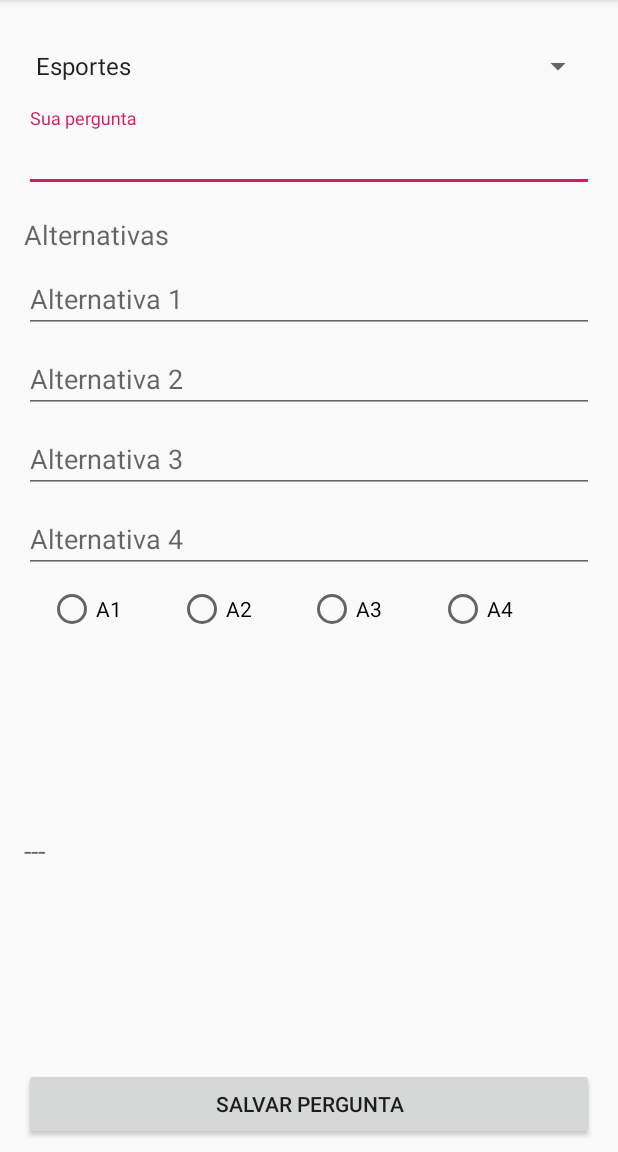
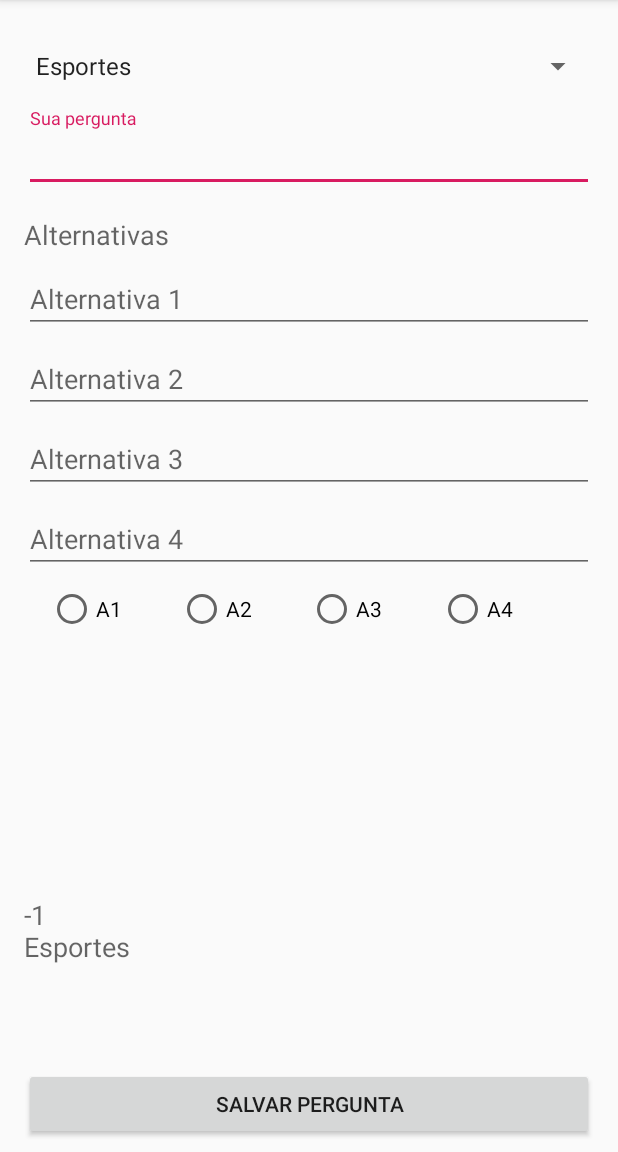
Before and after one commit to MobileTeacher/AndroidM2, an Android app: the AddQuestionActivity screen opened directly, with no data from a screen before it, after a tap on "SALVAR PERGUNTA", on a phone screen of 412 x 824 dp, the part 84-1236 px from its top. Run offline under Robolectric (Android 15) with nearby library versions, the phone set to English and light mode, and no system bars.

Commit message:
saving question

```diff
--- a/SabeNada/app/src/main/java/br/com/programacaodinamica/sabedenada/AddQuestionActivity.kt
+++ b/SabeNada/app/src/main/java/br/com/programacaodinamica/sabedenada/AddQuestionActivity.kt
@@ -1,5 +1,6 @@
 package br.com.programacaodinamica.sabedenada
 
+import android.content.Context
 import androidx.appcompat.app.AppCompatActivity
 import android.os.Bundle
 import android.view.View
@@ -7,6 +8,11 @@ import android.widget.AdapterView
 import android.widget.ArrayAdapter
 import br.com.programacaodinamica.sabedenada.model.Question
 import kotlinx.android.synthetic.main.activity_add_question.*
+import java.io.File
+import java.io.FileOutputStream
+
+
+const val QUESTION_FILE = "all_questions.txt"
 
 class AddQuestionActivity : AppCompatActivity() {
 
@@ -46,11 +52,23 @@ class AddQuestionActivity : AppCompatActivity() {
                 R.id.choice3_radiobutton -> 3
                 else -> -1
             }
+            clearForm()
             // próximo passo, encerrar formulário e construir pergunta
             val question = Question(text, options, answer, category)
             random_question_textview.text = "$question" //question.toString()
+            //salva pergunta no arquivo
+            saveQuestion(question)
 
         }
+    }
+
+    fun clearForm(){
+        question_input.setText("")
+        option0_edittext.setText("")
+        option1_edittext.setText("")
+        option2_edittext.setText("")
+        option3_edittext.setText("")
+        choices_radiogroup.clearCheck()
     }
 
 
@@ -72,4 +90,12 @@ class AddQuestionActivity : AppCompatActivity() {
         }
     }
 
+    fun saveQuestion(question: Question){
+        val file = File(filesDir, QUESTION_FILE)
+        FileOutputStream(file, true).use {
+            it.write("#\n$question\n".toByteArray())
+        }
+
+    }
+
 }
--- a/SabeNada/app/src/main/java/br/com/programacaodinamica/sabedenada/QuestionListActivity.kt
+++ b/SabeNada/app/src/main/java/br/com/programacaodinamica/sabedenada/QuestionListActivity.kt
@@ -21,4 +21,6 @@ class QuestionListActivity : AppCompatActivity() {
         //                                    StaggeredGridLayoutManager.VERTICAL)
 
     }
+
+
 }
--- a/SabeNada/app/src/main/java/br/com/programacaodinamica/sabedenada/model/Question.kt
+++ b/SabeNada/app/src/main/java/br/com/programacaodinamica/sabedenada/model/Question.kt
@@ -7,9 +7,9 @@ class Question(val text: String,
 
     override fun toString(): String {
         // Representando apenas texto da pergunta e resposta certa
-        return "$text\n${options[answer]}"
+//        return "$text\n${options[answer]}"
         // Representando todos os atributos cada um em uma linha
-//        return "$text\n${options.joinToString("\n")}\n$answer\n$category"
+        return "$text\n${options.joinToString("\n")}\n$answer\n$category"
     }
 }
 
```
